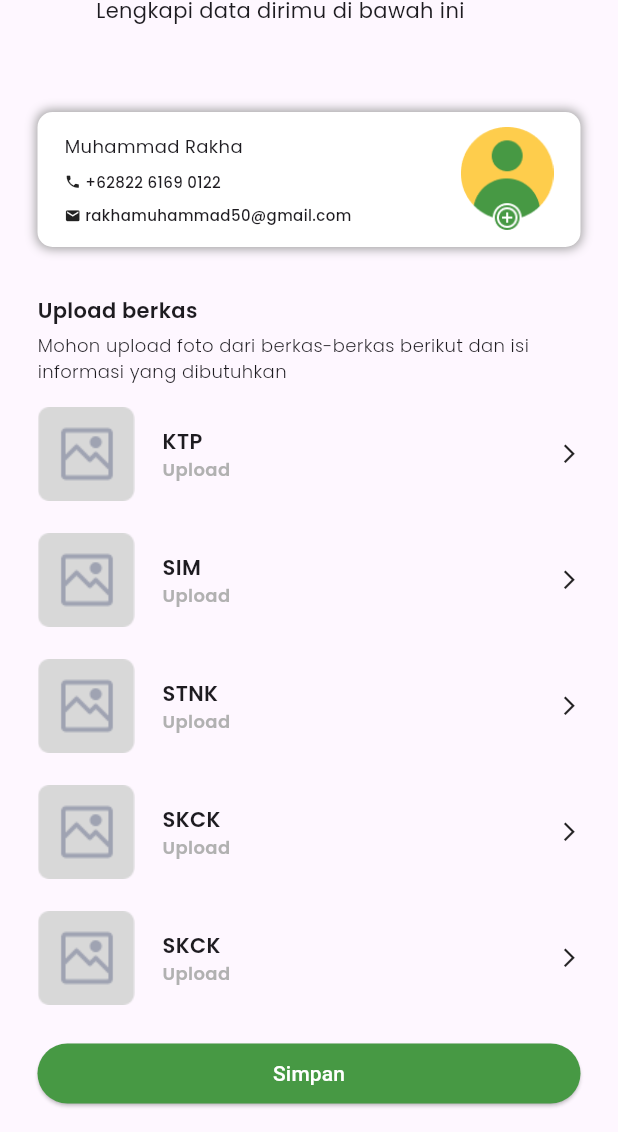
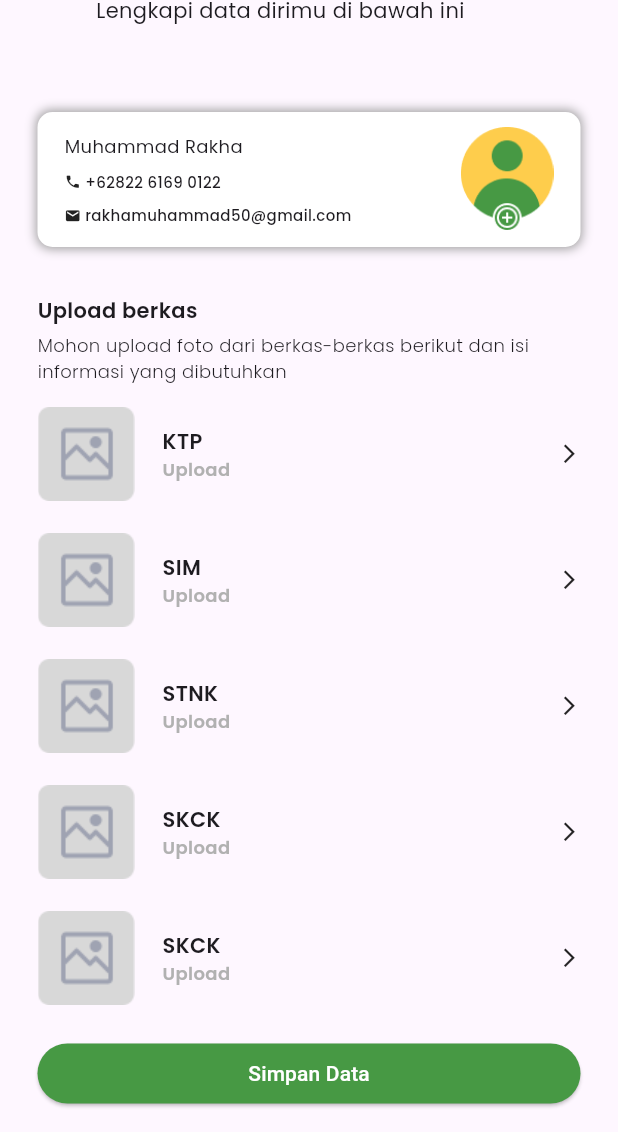
Before and after one commit to alfinsyahr/daur_minyak_picker, a Flutter app: the UnggahDokumenView screen opened directly, on a phone screen of 412 x 824 dp, the part 104-1236 px from its top. Run offline on Flutter 3.47's test engine with Material 3 defaults, Android fonts, the phone set to English and light mode, and no system bars; our stand-ins replace get, google_fonts.

```diff
--- a/lib/app/modules/daftar/views/unggah_dokumen_view.dart
+++ b/lib/app/modules/daftar/views/unggah_dokumen_view.dart
@@ -32,7 +32,7 @@ class UnggahDokumenView extends GetView {
           backgroundColor: Color(0xff479944),
         ),
         child: Text(
-          'Simpan',
+          'Simpan Data',
           style: TextStyle(color: Colors.white),
         ),
       ),
```
